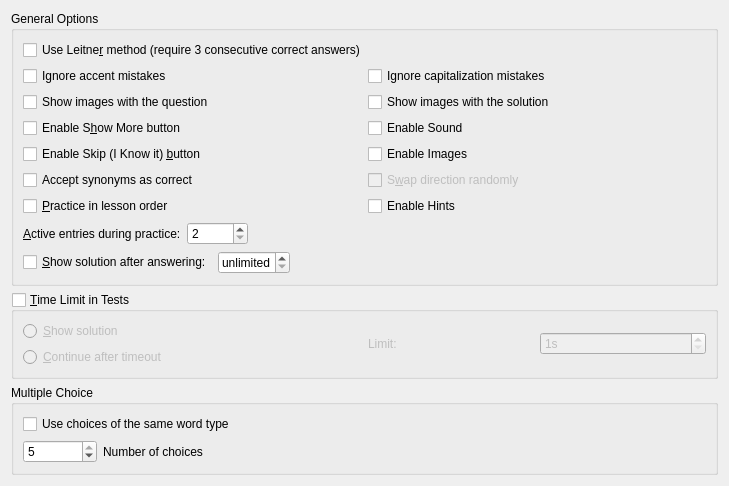
KDE/parley, file src/configure-practice/advancedpracticeoptions.ui: the form before one commit.
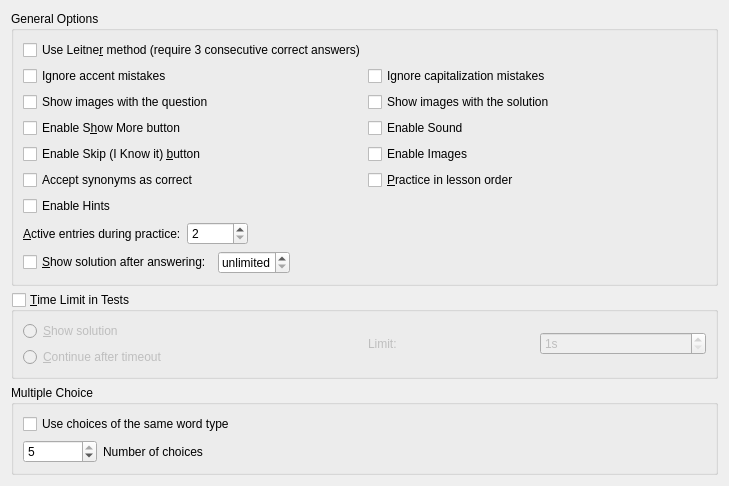
The form after the commit. Custom widgets are drawn as their Qt base class.

Commit message: Remove direction switching checkbox until implemented

```diff
--- a/src/configure-practice/advancedpracticeoptions.ui
+++ b/src/configure-practice/advancedpracticeoptions.ui
@@ -114,16 +114,6 @@
          </widget>
         </item>
         <item row="4" column="1">
-         <widget class="QCheckBox" name="kcfg_SwapDirection">
-          <property name="enabled">
-           <bool>false</bool>
-          </property>
-          <property name="text">
-           <string>S&amp;wap direction randomly</string>
-          </property>
-         </widget>
-        </item>
-        <item row="5" column="0">
          <widget class="QCheckBox" name="kcfg_TestOrderLesson">
           <property name="toolTip">
            <string>When practicing, new words will be chosen loosely in lesson order if this is selected.  Otherwise, they will be chosen completely at random.</string>
@@ -133,7 +123,7 @@
           </property>
          </widget>
         </item>
-        <item row="5" column="1">
+        <item row="5" column="0">
          <widget class="QCheckBox" name="kcfg_ShowHints">
           <property name="text">
            <string>Enable Hints</string>
```
Left out of the diff: 1 changed line with no effect on the pictures.
